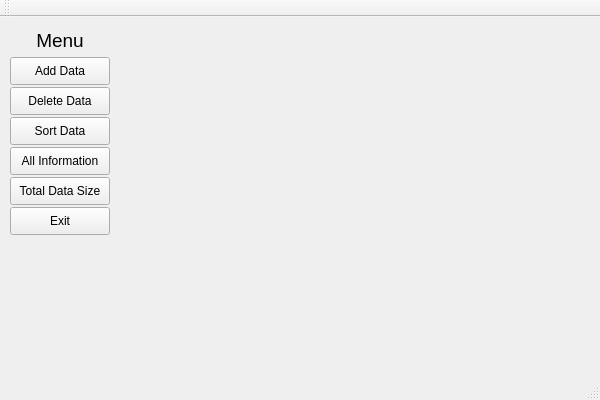
Qt form IntTypeStack.ui (BJIN-PARK/Edu) before a commit.
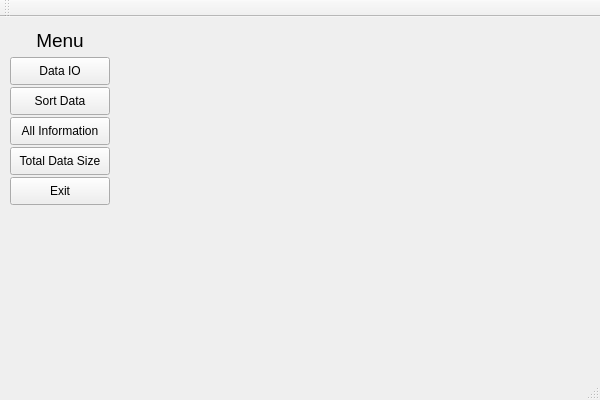
The same form after that commit.

Patch:
```diff
--- a/IntTypeStack.ui
+++ b/IntTypeStack.ui
@@ -14,24 +14,11 @@
    <string>IntTypeStack</string>
   </property>
   <widget class="QWidget" name="centralWidget">
-   <widget class="QPushButton" name="pushButton_deleteData">
-    <property name="geometry">
-     <rect>
-      <x>10</x>
-      <y>70</y>
-      <width>100</width>
-      <height>28</height>
-     </rect>
-    </property>
-    <property name="text">
-     <string>Delete Data</string>
-    </property>
-   </widget>
    <widget class="QPushButton" name="pushButton_allInformation">
     <property name="geometry">
      <rect>
       <x>10</x>
-      <y>130</y>
+      <y>100</y>
       <width>100</width>
       <height>28</height>
      </rect>
@@ -50,14 +37,14 @@
      </rect>
     </property>
     <property name="text">
-     <string>Add Data</string>
+     <string>Data IO</string>
     </property>
    </widget>
    <widget class="QPushButton" name="pushButton_sortData">
     <property name="geometry">
      <rect>
       <x>10</x>
-      <y>100</y>
+      <y>70</y>
       <width>100</width>
       <height>28</height>
      </rect>
@@ -83,7 +70,7 @@
     <property name="geometry">
      <rect>
       <x>10</x>
-      <y>160</y>
+      <y>130</y>
       <width>100</width>
       <height>28</height>
      </rect>
@@ -96,7 +83,7 @@
     <property name="geometry">
      <rect>
       <x>10</x>
-      <y>190</y>
+      <y>160</y>
       <width>100</width>
       <height>28</height>
      </rect>
```
Left out of the diff: 2 changed lines with no effect on the pictures.
